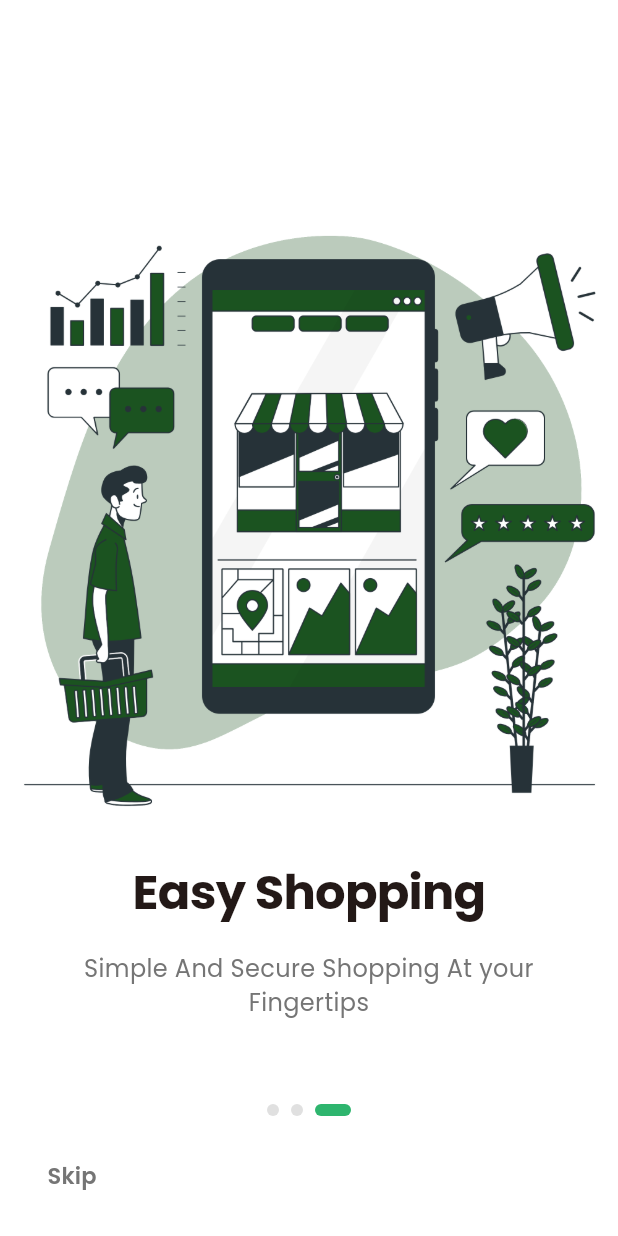
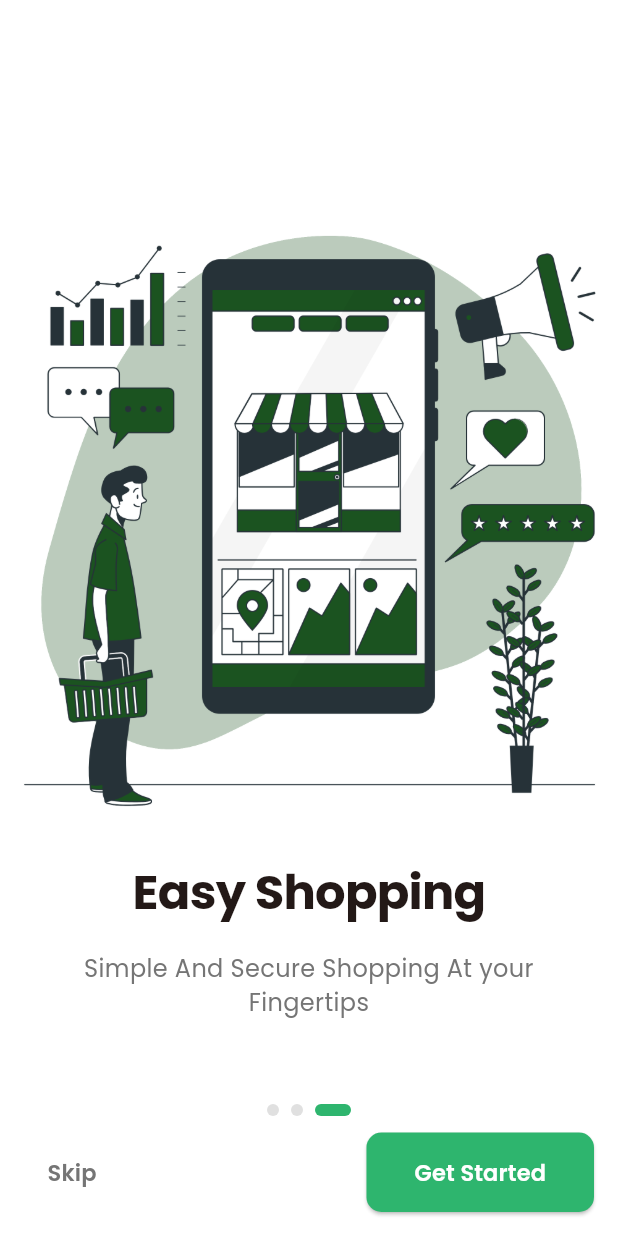
Before and after one commit to Saurabh2513/Fashion_Store_flutter, a Flutter app: the screen it shows after launch, swiped to page 3, on a phone screen of 412 x 824 dp. Run offline on Flutter 3.47's test engine with Material 3 defaults, Android fonts, the phone set to English and light mode, and no system bars; our stand-ins replace get, get_storage, google_fonts.

Commit message:
flutter ui

```diff
--- a/lib/view/onboarding_screen.dart
+++ b/lib/view/onboarding_screen.dart
@@ -1,5 +1,10 @@
+import 'package:ecommerce_app/controllers/auth_controller.dart';
 import 'package:ecommerce_app/utils/app_textstyle.dart';
+import 'package:ecommerce_app/view/main_screen.dart';
+import 'package:ecommerce_app/view/signin_screen.dart';
 import 'package:flutter/material.dart';
+import 'package:get/get.dart';
+import 'package:get/get_core/src/get_main.dart';
 
 class OnboardingScreen extends StatefulWidget {
   const OnboardingScreen({super.key});
@@ -30,6 +35,13 @@ class _OnboardingScreenState extends State<OnboardingScreen> {
       description: 'Simple And Secure Shopping At your Fingertips',
     ),
   ];
+
+  // Handle change button clicked
+  void _handleGetStarted() {
+    final AuthController authController = Get.find<AuthController>();
+    authController.setFirstTimeDone();
+    Get.off(()=>const SigninScreen());
+  }
 
   @override
   Widget build(BuildContext context) {
@@ -115,12 +127,38 @@ class _OnboardingScreenState extends State<OnboardingScreen> {
               mainAxisAlignment: MainAxisAlignment.spaceBetween,
               children: [
                 TextButton(
-                  onPressed: () {},
+                  onPressed: () => _handleGetStarted(),
                   child: Text(
                     "Skip",
                     style: AppTextStyle.withColor(
                       AppTextStyle.buttonMedium,
                       isDark ? Colors.grey[400]! : Colors.grey[600]!,
+                    ),
+                  ),
+                ),
+                ElevatedButton(
+                  onPressed: () {
+                    if (_currentpage < _items.length - 1) {
+                      _pageController.nextPage(
+                        duration: Duration(milliseconds: 300),
+                        curve: Curves.easeInOut,
+                      );
+                    } else {
+                      _handleGetStarted();
+                    }
+                  },
+                  style: ElevatedButton.styleFrom(
+                    backgroundColor: Theme.of(context).primaryColor,
+                    padding: EdgeInsets.symmetric(horizontal: 32, vertical: 16),
+                    shape: RoundedRectangleBorder(
+                      borderRadius: BorderRadius.circular(10),
+                    ),
+                  ),
+                  child: Text(
+                    _currentpage < _items.length - 1 ? "Next" : "Get Started",
+                    style: AppTextStyle.withColor(
+                      AppTextStyle.buttonMedium,
+                      Colors.white,
                     ),
                   ),
                 ),
--- a/lib/view/signin_screen.dart
+++ b/lib/view/signin_screen.dart
@@ -1,4 +1,3 @@
-import 'package:flutter/cupertino.dart';
 import 'package:flutter/material.dart';
 
 class SigninScreen extends StatelessWidget {
```
